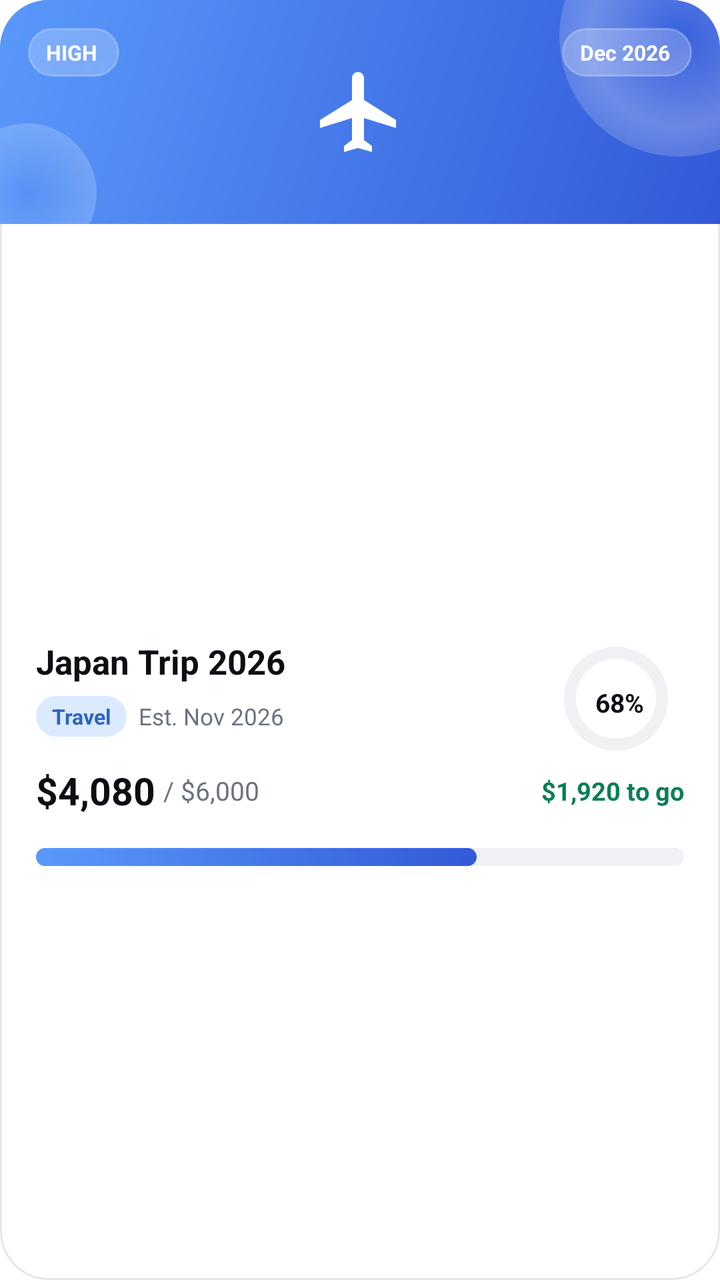
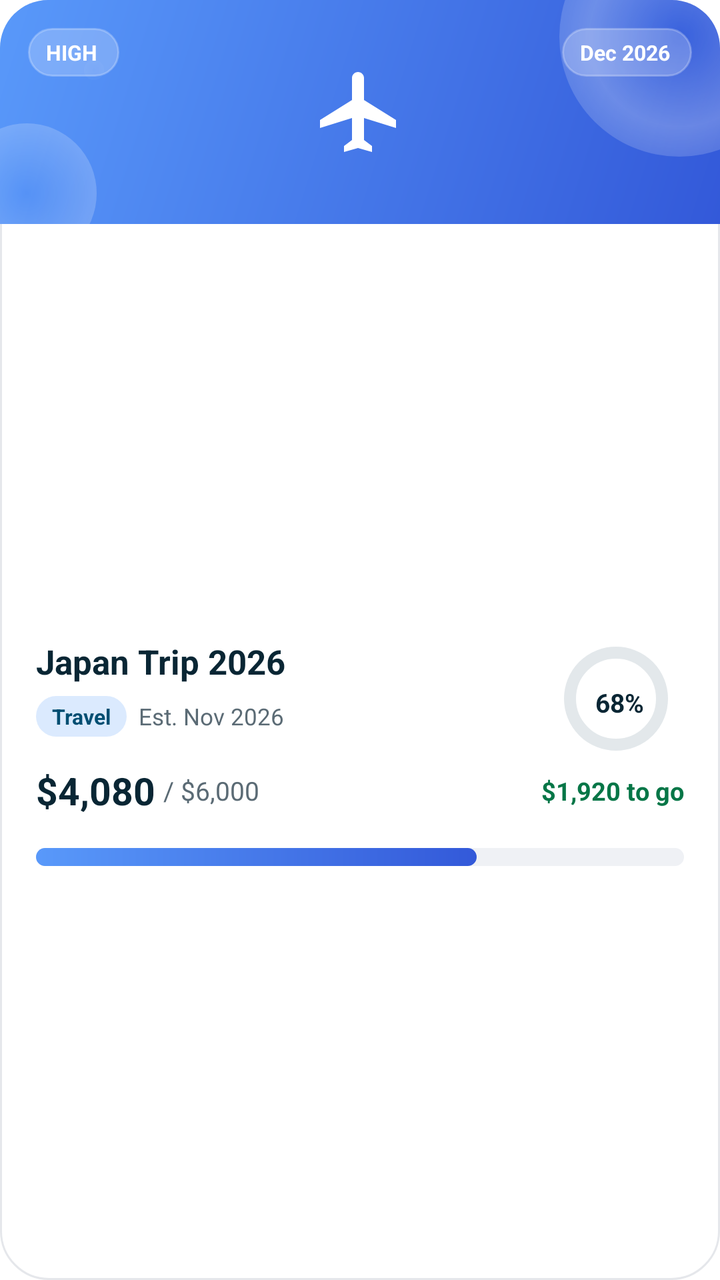

An Android layout rendered at two revisions. The XML below is the earlier revision; the diff shows what the commit changed to produce the second picture.
<!-- AndroidManifest.xml: application theme Theme.ExpenseTracker -->
<!-- res/layout/item_active_saving_goal.xml -->
<?xml version="1.0" encoding="utf-8"?>
<androidx.constraintlayout.widget.ConstraintLayout xmlns:android="http://schemas.android.com/apk/res/android"
    xmlns:app="http://schemas.android.com/apk/res-auto"
    android:layout_width="match_parent"
    android:layout_height="wrap_content"
    android:background="@drawable/bg_card_white_rounded24"
    android:layout_marginBottom="14dp">

    
    <FrameLayout
        android:id="@+id/bannerContainer"
        android:layout_width="0dp"
        android:layout_height="112dp"
        android:background="@drawable/bg_goal_banner_blue"
        app:layout_constraintEnd_toEndOf="parent"
        app:layout_constraintStart_toStartOf="parent"
        app:layout_constraintTop_toTopOf="parent">

        <View
            android:layout_width="120dp"
            android:layout_height="120dp"
            android:layout_gravity="top|end"
            android:layout_marginTop="-42dp"
            android:layout_marginEnd="-40dp"
            android:background="@drawable/bg_circle_white_translucent"
            android:importantForAccessibility="no" />

        <View
            android:layout_width="70dp"
            android:layout_height="70dp"
            android:layout_gravity="bottom|start"
            android:layout_marginStart="-22dp"
            android:layout_marginBottom="-20dp"
            android:background="@drawable/bg_circle_white_translucent"
            android:importantForAccessibility="no" />

        <View
            android:layout_width="10dp"
            android:layout_height="10dp"
            android:layout_gravity="top|start"
            android:layout_marginStart="42dp"
            android:layout_marginTop="30dp"
            android:background="@drawable/bg_circle_white_translucent"
            android:importantForAccessibility="no" />

        <ImageView
            android:id="@+id/ivGoalIcon"
            android:layout_width="48dp"
            android:layout_height="48dp"
            android:layout_gravity="center"
            android:importantForAccessibility="no"
            android:src="@drawable/ic_plane"
            app:tint="@color/white" />

        <TextView
            android:id="@+id/tvPriority"
            android:layout_width="wrap_content"
            android:layout_height="wrap_content"
            android:layout_gravity="top|start"
            android:layout_margin="14dp"
            android:background="@drawable/bg_pill_white_transparent"
            android:paddingVertical="5dp"
            android:paddingStart="9dp"
            android:paddingEnd="11dp"
            android:text="HIGH"
            android:textColor="@color/white"
            android:textSize="10.5sp"
            android:textStyle="bold" />

        <TextView
            android:id="@+id/tvTargetDate"
            android:layout_width="wrap_content"
            android:layout_height="wrap_content"
            android:layout_gravity="top|end"
            android:layout_margin="14dp"
            android:background="@drawable/bg_pill_white_transparent"
            android:paddingVertical="5dp"
            android:paddingStart="9dp"
            android:paddingEnd="11dp"
            android:text="Dec 2026"
            android:textColor="@color/white"
            android:textSize="10.5sp"
            android:textStyle="bold" />

    </FrameLayout>

    
    <androidx.constraintlayout.widget.ConstraintLayout
        android:layout_width="0dp"
        android:layout_height="wrap_content"
        android:padding="18dp"
        app:layout_constraintBottom_toBottomOf="parent"
        app:layout_constraintEnd_toEndOf="parent"
        app:layout_constraintStart_toStartOf="parent"
        app:layout_constraintTop_toBottomOf="@id/bannerContainer">

        <TextView
            android:id="@+id/tvGoalName"
            android:layout_width="0dp"
            android:layout_height="wrap_content"
            android:text="Japan Trip 2026"
            android:textColor="#0B0F14"
            android:textSize="17sp"
            android:textStyle="bold"
            app:layout_constraintEnd_toStartOf="@id/progressRing"
            app:layout_constraintStart_toStartOf="parent"
            app:layout_constraintTop_toTopOf="parent" />

        <LinearLayout
            android:id="@+id/tagRow"
            android:layout_width="0dp"
            android:layout_height="wrap_content"
            android:layout_marginTop="6dp"
            android:gravity="center_vertical"
            android:orientation="horizontal"
            app:layout_constraintEnd_toStartOf="@id/progressRing"
            app:layout_constraintStart_toStartOf="parent"
            app:layout_constraintTop_toBottomOf="@id/tvGoalName">

            <TextView
                android:id="@+id/tvCategoryTag"
                android:layout_width="wrap_content"
                android:layout_height="wrap_content"
                android:background="@drawable/bg_pill_tint_blue"
                android:paddingHorizontal="8dp"
                android:paddingVertical="3dp"
                android:text="Travel"
                android:textColor="#2E65C0"
                android:textSize="10.5sp"
                android:textStyle="bold" />

            <TextView
                android:id="@+id/tvEstDate"
                android:layout_width="wrap_content"
                android:layout_height="wrap_content"
                android:layout_marginStart="6dp"
                android:text="Est. Nov 2026"
                android:textColor="#6B7280"
                android:textSize="11.5sp" />
        </LinearLayout>

        <FrameLayout
            android:id="@+id/progressRing"
            android:layout_width="64dp"
            android:layout_height="64dp"
            app:layout_constraintEnd_toEndOf="parent"
            app:layout_constraintTop_toTopOf="parent">

            <com.google.android.material.progressindicator.CircularProgressIndicator
                android:id="@+id/goalProgressRing"
                android:layout_width="56dp"
                android:layout_height="56dp"
                android:indeterminate="false"
                android:progress="68"
                app:indicatorColor="#3359D9"
                app:indicatorSize="52dp"
                app:trackColor="#EFF1F5"
                app:trackCornerRadius="4dp"
                app:trackThickness="6dp" />

            <TextView
                android:id="@+id/tvPercent"
                android:layout_width="wrap_content"
                android:layout_height="wrap_content"
                android:layout_gravity="center"
                android:text="68%"
                android:textColor="#0B0F14"
                android:textSize="13sp"
                android:textStyle="bold" />
        </FrameLayout>

        <LinearLayout
            android:id="@+id/savedRow"
            android:layout_width="0dp"
            android:layout_height="wrap_content"
            android:layout_marginTop="14dp"
            android:gravity="center_vertical"
            android:orientation="horizontal"
            app:layout_constraintEnd_toStartOf="@id/tvToGo"
            app:layout_constraintStart_toStartOf="parent"
            app:layout_constraintTop_toBottomOf="@id/tagRow">

            <TextView
                android:id="@+id/tvSaved"
                android:layout_width="wrap_content"
                android:layout_height="wrap_content"
                android:text="$4,080"
                android:textColor="#0B0F14"
                android:textSize="19sp"
                android:textStyle="bold" />

            <TextView
                android:id="@+id/tvTargetAmount"
                android:layout_width="wrap_content"
                android:layout_height="wrap_content"
                android:layout_marginStart="4dp"
                android:text="/ $6,000"
                android:textColor="#6B7280"
                android:textSize="13sp" />
        </LinearLayout>

        <TextView
            android:id="@+id/tvToGo"
            android:layout_width="wrap_content"
            android:layout_height="wrap_content"
            android:text="$1,920 to go"
            android:textColor="#0B7E57"
            android:textSize="12.5sp"
            android:textStyle="bold"
            app:layout_constraintBottom_toBottomOf="@id/savedRow"
            app:layout_constraintEnd_toEndOf="parent"
            app:layout_constraintTop_toTopOf="@id/savedRow" />

        <androidx.constraintlayout.widget.ConstraintLayout
            android:id="@+id/progressContainer"
            android:layout_width="0dp"
            android:layout_height="9dp"
            android:layout_marginTop="16dp"
            app:layout_constraintBottom_toBottomOf="parent"
            app:layout_constraintEnd_toEndOf="parent"
            app:layout_constraintStart_toStartOf="parent"
            app:layout_constraintTop_toBottomOf="@id/savedRow">

            <View
                android:layout_width="0dp"
                android:layout_height="0dp"
                android:background="@drawable/bg_progress_track"
                app:layout_constraintBottom_toBottomOf="parent"
                app:layout_constraintEnd_toEndOf="parent"
                app:layout_constraintStart_toStartOf="parent"
                app:layout_constraintTop_toTopOf="parent" />

            <View
                android:id="@+id/goalProgressFill"
                android:layout_width="0dp"
                android:layout_height="0dp"
                android:background="@drawable/bg_progress_fill_blue"
                app:layout_constraintBottom_toBottomOf="parent"
                app:layout_constraintStart_toStartOf="parent"
                app:layout_constraintTop_toTopOf="parent"
                app:layout_constraintWidth_percent="0.68" />

        </androidx.constraintlayout.widget.ConstraintLayout>

    </androidx.constraintlayout.widget.ConstraintLayout>

</androidx.constraintlayout.widget.ConstraintLayout>
<!-- resources referenced by this layout -->
<resources>
  <style name="Base.Theme.ExpenseTracker" parent="Theme.Material3.Light.NoActionBar">
          <item name="android:windowBackground">@color/white</item>
          <item name="colorSurface">@color/white</item>
          
          <item name="colorPrimary">@color/fin_blue</item>
          <item name="colorOnPrimary">@color/white</item>
          <item name="colorPrimaryContainer">@color/fin_blue_tint</item>
          <item name="colorOnPrimaryContainer">@color/fin_navy</item>
          <item name="colorSecondary">@color/fin_navy</item>
          <item name="colorOnSecondary">@color/white</item>
          <item name="colorSecondaryContainer">@color/fin_blue_tint</item>
          <item name="colorOnSecondaryContainer">@color/fin_navy</item>
          
          <item name="colorTertiary">@color/fin_orange</item>
          <item name="colorOnTertiary">@color/fin_navy</item>
          <item name="colorError">@color/fin_error</item>
          <item name="colorOnError">@color/white</item>
          
          <item name="elevationOverlayEnabled">false</item>
          
          <item name="android:forceDarkAllowed" tools:targetApi="q">false</item>
      </style>
  <!-- unchanged entries left out for length: 15 -->
</resources>

<!-- the commit's change to res/layout/item_active_saving_goal.xml (unified diff, before → after) -->
@@ -99,7 +99,7 @@
             android:layout_width="0dp"
             android:layout_height="wrap_content"
             android:text="Japan Trip 2026"
-            android:textColor="#0B0F14"
+            android:textColor="@color/fin_navy"
             android:textSize="17sp"
             android:textStyle="bold"
             app:layout_constraintEnd_toStartOf="@id/progressRing"
@@ -125,7 +125,7 @@
                 android:paddingHorizontal="8dp"
                 android:paddingVertical="3dp"
                 android:text="Travel"
-                android:textColor="#2E65C0"
+                android:textColor="@color/fin_blue"
                 android:textSize="10.5sp"
                 android:textStyle="bold" />
 
@@ -135,7 +135,7 @@
                 android:layout_height="wrap_content"
                 android:layout_marginStart="6dp"
                 android:text="Est. Nov 2026"
-                android:textColor="#6B7280"
+                android:textColor="@color/fin_text_secondary"
                 android:textSize="11.5sp" />
         </LinearLayout>
 
@@ -154,7 +154,7 @@
                 android:progress="68"
                 app:indicatorColor="#3359D9"
                 app:indicatorSize="52dp"
-                app:trackColor="#EFF1F5"
+                app:trackColor="@color/fin_border"
                 app:trackCornerRadius="4dp"
                 app:trackThickness="6dp" />
 
@@ -164,7 +164,7 @@
                 android:layout_height="wrap_content"
                 android:layout_gravity="center"
                 android:text="68%"
-                android:textColor="#0B0F14"
+                android:textColor="@color/fin_navy"
                 android:textSize="13sp"
                 android:textStyle="bold" />
         </FrameLayout>
@@ -185,7 +185,7 @@
                 android:layout_width="wrap_content"
                 android:layout_height="wrap_content"
                 android:text="$4,080"
-                android:textColor="#0B0F14"
+                android:textColor="@color/fin_navy"
                 android:textSize="19sp"
                 android:textStyle="bold" />
 
@@ -195,7 +195,7 @@
                 android:layout_height="wrap_content"
                 android:layout_marginStart="4dp"
                 android:text="/ $6,000"
-                android:textColor="#6B7280"
+                android:textColor="@color/fin_text_secondary"
                 android:textSize="13sp" />
         </LinearLayout>
 
@@ -204,7 +204,7 @@
             android:layout_width="wrap_content"
             android:layout_height="wrap_content"
             android:text="$1,920 to go"
-            android:textColor="#0B7E57"
+            android:textColor="@color/fin_success"
             android:textSize="12.5sp"
             android:textStyle="bold"
             app:layout_constraintBottom_toBottomOf="@id/savedRow"
<!-- resource entries referenced after the edit -->
@@ -1,5 +1,8 @@
 <!-- resources referenced by this layout -->
 <resources>
+  <color name="fin_border">#FFE3E8EB</color>
+  <color name="fin_success">#FF067647</color>
+  <color name="fin_text_secondary">#FF5B6B75</color>
   <style name="Base.Theme.ExpenseTracker" parent="Theme.Material3.Light.NoActionBar">
           <item name="android:windowBackground">@color/white</item>
           <item name="colorSurface">@color/white</item>
@@ -20,7 +23,102 @@
           
           <item name="elevationOverlayEnabled">false</item>
           
+          <item name="materialAlertDialogTheme">@style/ThemeOverlay.Finara.Dialog</item>
+          <item name="bottomSheetDialogTheme">@style/AppBottomSheetDialogTheme</item>
+          
           <item name="android:forceDarkAllowed" tools:targetApi="q">false</item>
+      </style>
+  <style name="ThemeOverlay.Finara.Dialog" parent="ThemeOverlay.Material3.MaterialAlertDialog">
+          <item name="colorSurface">@color/fin_surface</item>
+          <item name="colorPrimary">@color/fin_blue</item>
+          <item name="colorOnSurface">@color/fin_navy</item>
+          <item name="colorOnSurfaceVariant">@color/fin_text_secondary</item>
+          
+          <item name="colorSurfaceContainerHigh">@color/fin_surface</item>
+          <item name="colorSurfaceContainer">@color/fin_surface</item>
+          <item name="colorSurfaceContainerLow">@color/fin_surface</item>
+          <item name="colorSurfaceContainerHighest">@color/fin_surface_muted</item>
+          <item name="colorOutline">@color/fin_border</item>
+          <item name="elevationOverlayEnabled">false</item>
+          <item name="shapeAppearanceOverlay">@style/RoundedDialogShape</item>
+          <item name="android:backgroundDimAmount">0.45</item>
+          <item name="materialAlertDialogTitleTextStyle">@style/Finara.Dialog.Title</item>
+          <item name="materialAlertDialogBodyTextStyle">@style/Finara.Dialog.Body</item>
+          <item name="buttonBarPositiveButtonStyle">@style/Finara.Dialog.Button.Positive</item>
+          <item name="buttonBarNegativeButtonStyle">@style/Finara.Dialog.Button.Negative</item>
+          <item name="buttonBarNeutralButtonStyle">@style/Finara.Dialog.Button.Negative</item>
+      </style>
+  <style name="AppBottomSheetDialogTheme" parent="Theme.Material3.Light.BottomSheetDialog">
+          <item name="bottomSheetStyle">@style/AppBottomSheetStyle</item>
+          
+          <item name="colorPrimary">@color/fin_blue</item>
+          <item name="colorOnPrimary">@color/white</item>
+          <item name="colorPrimaryContainer">@color/fin_blue_tint</item>
+          <item name="colorOnPrimaryContainer">@color/fin_navy</item>
+          <item name="colorSecondaryContainer">@color/fin_blue_tint</item>
+          <item name="colorOnSecondaryContainer">@color/fin_navy</item>
+          <item name="colorError">@color/fin_error</item>
+          <item name="android:backgroundDimAmount">0.45</item>
+          <item name="colorSurfaceContainerLow">@color/fin_surface</item>
+          <item name="colorSurfaceContainerHighest">@color/fin_surface_muted</item>
+          
+          <item name="materialAlertDialogTheme">@style/ThemeOverlay.Finara.Dialog</item>
+      </style>
+  <color name="fin_surface">#FFFFFFFF</color>
+  <color name="fin_surface_muted">#FFF2F4F5</color>
+  <style name="RoundedDialogShape" parent="">
+          <item name="cornerFamily">rounded</item>
+          <item name="cornerSize">24dp</item>
+      </style>
+  <style name="Finara.Dialog.Title" parent="MaterialAlertDialog.Material3.Title.Text">
+          <item name="android:textColor">@color/fin_navy</item>
+          <item name="android:fontFamily">@font/inter_extra_bold</item>
+          <item name="android:textSize">19sp</item>
+      </style>
+  <style name="Finara.Dialog.Body" parent="MaterialAlertDialog.Material3.Body.Text">
+          <item name="android:textColor">@color/fin_text_secondary</item>
+          <item name="android:fontFamily">@font/inter_medium</item>
+          <item name="android:textSize">14sp</item>
+          <item name="android:lineSpacingExtra">3sp</item>
+      </style>
+  <style name="Finara.Dialog.Button.Positive" parent="Widget.Material3.Button">
+          <item name="backgroundTint">@color/fin_blue</item>
+          <item name="android:textColor">@color/white</item>
+          <item name="android:fontFamily">@font/inter_extra_bold</item>
+          <item name="android:textSize">14sp</item>
+          <item name="android:textAllCaps">false</item>
+          <item name="android:minWidth">96dp</item>
+          <item name="android:minHeight">48dp</item>
+          <item name="android:layout_marginStart">8dp</item>
+          <item name="cornerRadius">14dp</item>
+          <item name="android:insetTop">0dp</item>
+          <item name="android:insetBottom">0dp</item>
+      </style>
+  <style name="Finara.Dialog.Button.Negative" parent="Widget.Material3.Button">
+          <item name="backgroundTint">@color/fin_surface_muted</item>
+          <item name="android:textColor">@color/fin_navy</item>
+          <item name="android:fontFamily">@font/inter_medium</item>
+          <item name="android:textSize">14sp</item>
+          <item name="android:textAllCaps">false</item>
+          <item name="android:minWidth">96dp</item>
+          <item name="android:minHeight">48dp</item>
+          <item name="android:layout_marginStart">8dp</item>
+          <item name="cornerRadius">14dp</item>
+          <item name="android:insetTop">0dp</item>
+          <item name="android:insetBottom">0dp</item>
+          <item name="rippleColor">#14092634</item>
+      </style>
+  <style name="AppBottomSheetStyle" parent="Widget.Material3.BottomSheet.Modal">
+          <item name="shapeAppearance">@style/AppShapeAppearanceBottomSheet</item>
+          
+          <item name="backgroundTint">@color/fin_surface</item>
+      </style>
+  <style name="AppShapeAppearanceBottomSheet" parent="">
+          <item name="cornerFamily">rounded</item>
+          <item name="cornerSizeTopLeft">28dp</item>
+          <item name="cornerSizeTopRight">28dp</item>
+          <item name="cornerSizeBottomLeft">0dp</item>
+          <item name="cornerSizeBottomRight">0dp</item>
       </style>
   <!-- unchanged entries left out for length: 15 -->
 </resources>
